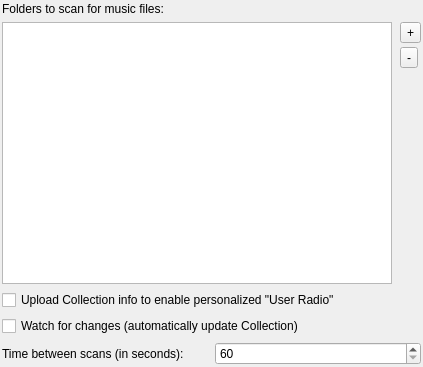
Above: src/tomahawk/dialogs/Settings_Collection.ui from tomahawk-player/tomahawk before the change. Below: the same form after it.
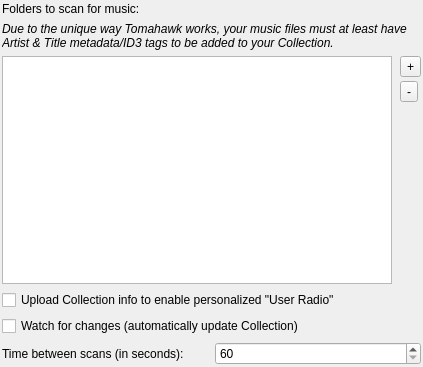
That is the form after the change.

Commit message: Dialog text - be more helpful.

Diff of the .ui file:
```diff
--- a/src/tomahawk/dialogs/Settings_Collection.ui
+++ b/src/tomahawk/dialogs/Settings_Collection.ui
@@ -35,7 +35,25 @@
    <item>
     <widget class="QLabel" name="label_6">
      <property name="text">
-      <string>Folders to scan for music files:</string>
+      <string>Folders to scan for music:</string>
+     </property>
+     <property name="wordWrap">
+      <bool>true</bool>
+     </property>
+    </widget>
+   </item>
+   <item>
+    <widget class="QLabel" name="label">
+     <property name="font">
+      <font>
+       <italic>true</italic>
+      </font>
+     </property>
+     <property name="text">
+      <string>Due to the unique way Tomahawk works, your music files must at least have Artist &amp; Title metadata/ID3 tags to be added to your Collection.</string>
+     </property>
+     <property name="wordWrap">
+      <bool>true</bool>
      </property>
     </widget>
    </item>
```
The commit also changes 1 other file.
